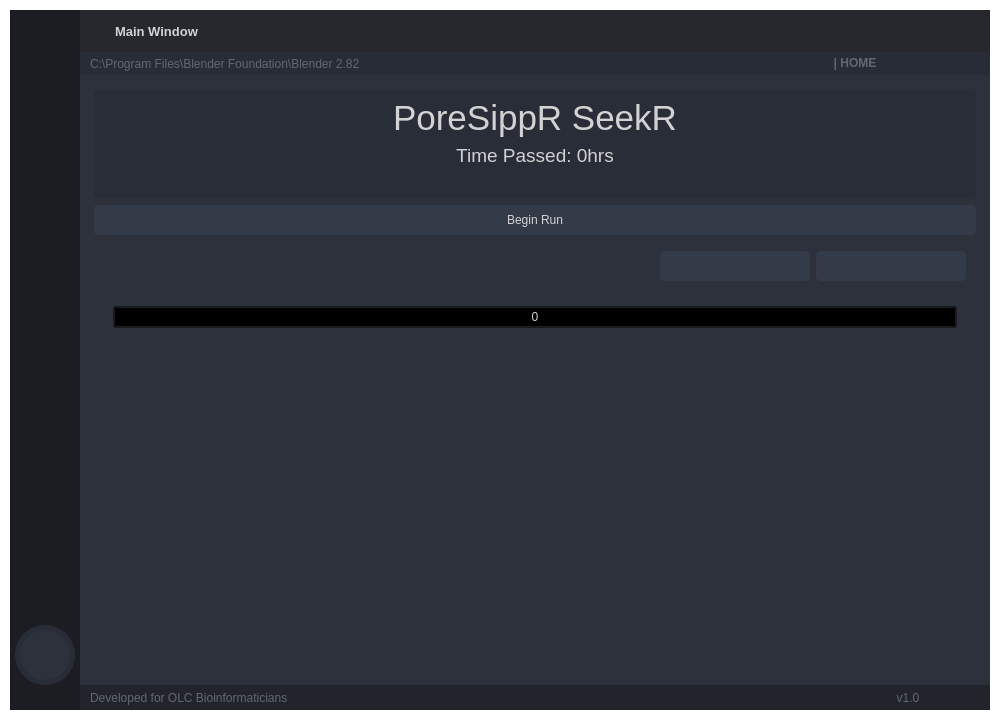
This is GUI_BASE.ui in OLC-Bioinformatics/PoreSippR-GUI as Qt 5 draws it before an edit. The edited form follows.
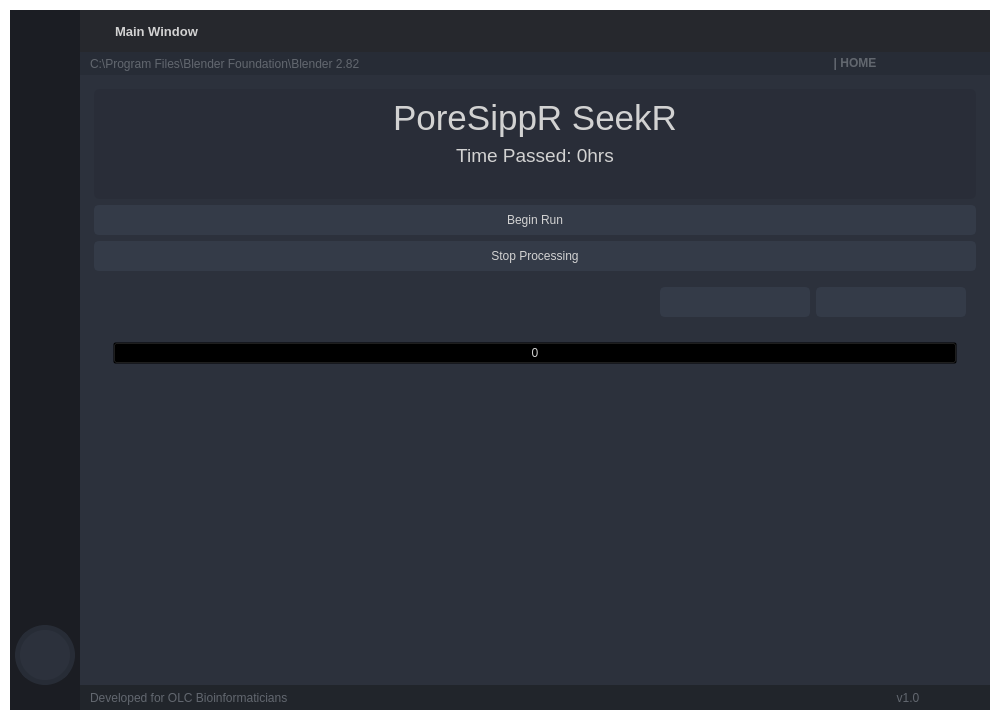
This is the edited form. Icons and pictures are not drawn.

```diff
--- a/GUI_BASE.ui
+++ b/GUI_BASE.ui
@@ -1947,6 +1947,47 @@
                       </property>
                      </widget>
                     </item>
+                    <item>
+                     <widget class="QPushButton" name="cancelBtn">
+                      <property name="minimumSize">
+                       <size>
+                        <width>150</width>
+                        <height>30</height>
+                       </size>
+                      </property>
+                      <property name="font">
+                       <font>
+                        <family>Segoe UI</family>
+                        <pointsize>9</pointsize>
+                       </font>
+                      </property>
+                      <property name="layoutDirection">
+                       <enum>Qt::LeftToRight</enum>
+                      </property>
+                      <property name="styleSheet">
+                       <string notr="true">QPushButton {
+	border: 2px solid rgb(52, 59, 72);
+	border-radius: 5px;	
+	background-color: rgb(52, 59, 72);
+}
+QPushButton:hover {
+	background-color: rgb(57, 65, 80);
+	border: 2px solid rgb(61, 70, 86);
+}
+QPushButton:pressed {	
+	background-color: rgb(35, 40, 49);
+	border: 2px solid rgb(43, 50, 61);
+}</string>
+                      </property>
+                      <property name="text">
+                       <string>Stop Processing</string>
+                      </property>
+                      <property name="icon">
+                       <iconset resource="files.qrc">
+                        <normaloff>:/16x16/icons/16x16/cil-ban.png</normaloff>:/16x16/icons/16x16/cil-ban.png</iconset>
+                      </property>
+                     </widget>
+                    </item>
                     <item alignment="Qt::AlignLeft|Qt::AlignTop">
                      <widget class="QFrame" name="frame">
                       <property name="maximumSize">
```
Left out of the diff: 2 changed lines with no effect on the pictures.
